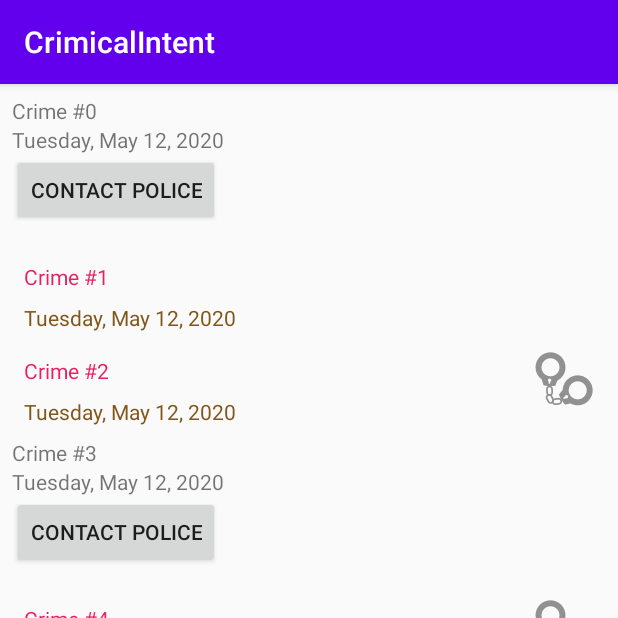
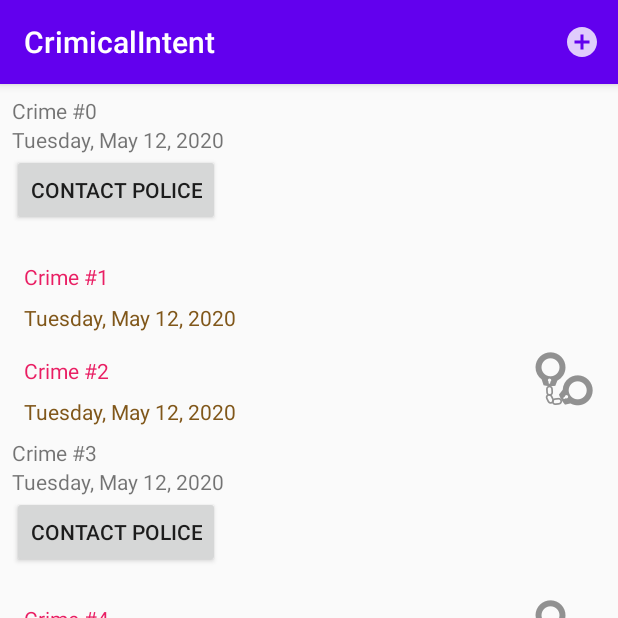
Before and after one commit to asadhameed/androidApplication, an Android app: the screen it shows after launch (CrimeListActivity), on a phone screen of 412 x 824 dp, the top half of it. Run offline under Robolectric (Android 15) with nearby library versions, the phone set to English and light mode, and no system bars.

Commit message:
How to make Menu in fragment.... how to add icon

```diff
--- a/app/src/main/java/com/androidbook/crimicalintent/CrimeListFragment.java
+++ b/app/src/main/java/com/androidbook/crimicalintent/CrimeListFragment.java
@@ -3,6 +3,8 @@ package com.androidbook.crimicalintent;
 import android.content.Intent;
 import android.os.Bundle;
 import android.view.LayoutInflater;
+import android.view.Menu;
+import android.view.MenuInflater;
 import android.view.View;
 import android.view.ViewGroup;
 import android.widget.ImageView;
@@ -111,6 +113,18 @@ public class CrimeListFragment extends Fragment {
         return v;
     }
 
+    @Override
+    public void onCreate(Bundle saveBundle){
+        super.onCreate(saveBundle);
+        setHasOptionsMenu(true);
+    }
+
+    @Override
+    public  void onCreateOptionsMenu(Menu menu, MenuInflater inflater){
+        super.onCreateOptionsMenu(menu, inflater);
+        inflater.inflate(R.menu.fragment_crime_list,menu);
+    }
+
     private void updateUI(int position) {
         mAdapter.notifyItemChanged(position);
     }
--- /dev/null
+++ b/app/src/main/res/drawable-anydpi/ic_menu_add.xml
@@ -0,0 +1,11 @@
+<vector xmlns:android="http://schemas.android.com/apk/res/android"
+    android:width="24dp"
+    android:height="24dp"
+    android:viewportWidth="24"
+    android:viewportHeight="24"
+    android:tint="#FFFFFF"
+    android:alpha="0.8">
+    <path
+        android:fillColor="#FF000000"
+        android:pathData="M12,2C6.48,2 2,6.48 2,12s4.48,10 10,10 10,-4.48 10,-10S17.52,2 12,2zM17,13h-4v4h-2v-4L7,13v-2h4L11,7h2v4h4v2z"/>
+</vector>
--- /dev/null
+++ b/app/src/main/res/menu/fragment_crime_list.xml
@@ -0,0 +1,11 @@
+<?xml version="1.0" encoding="utf-8"?>
+<menu xmlns:android="http://schemas.android.com/apk/res/android"
+    xmlns:app="http://schemas.android.com/apk/res-auto">
+    <item
+        android:id="@+id/new_crime"
+        android:icon="@drawable/ic_menu_add"
+        android:title="@string/new_crime"
+        app:showAsAction="ifRoom|withText" />
+
+
+</menu>
--- a/app/src/main/res/values/strings.xml
+++ b/app/src/main/res/values/strings.xml
@@ -8,4 +8,8 @@
     <!-- TODO: Remove or change this placeholder text -->
     <string name="hello_blank_fragment">Hello blank fragment</string>
     <string name="date_packer_title">Crime of Date:</string>
+    <string name="new_crime">New Crime</string>
+    <string name="show_subtitle" >Show subtitle</string>
+    <string name="hide_subtitle">Hide subtitle</string>
+    <string name="subtitle_formate">%1$d crimes</string>
 </resources>
```
Also changed, not shown: app/src/main/res/drawable-xxhdpi/ic_menu_add.png (added).
